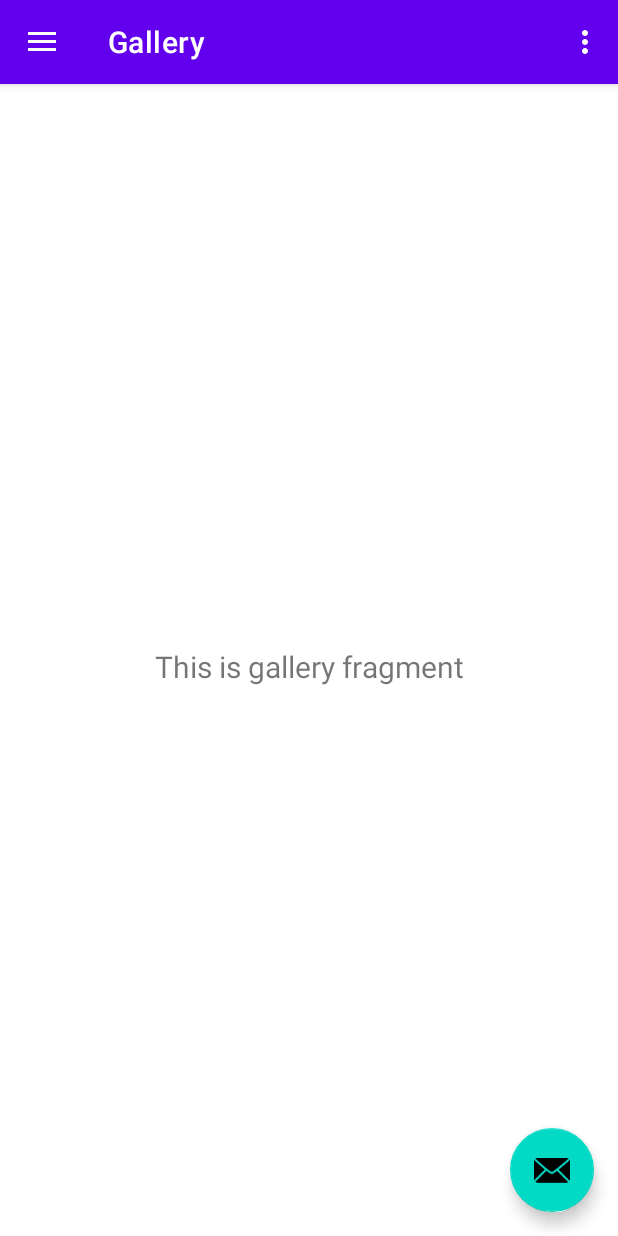
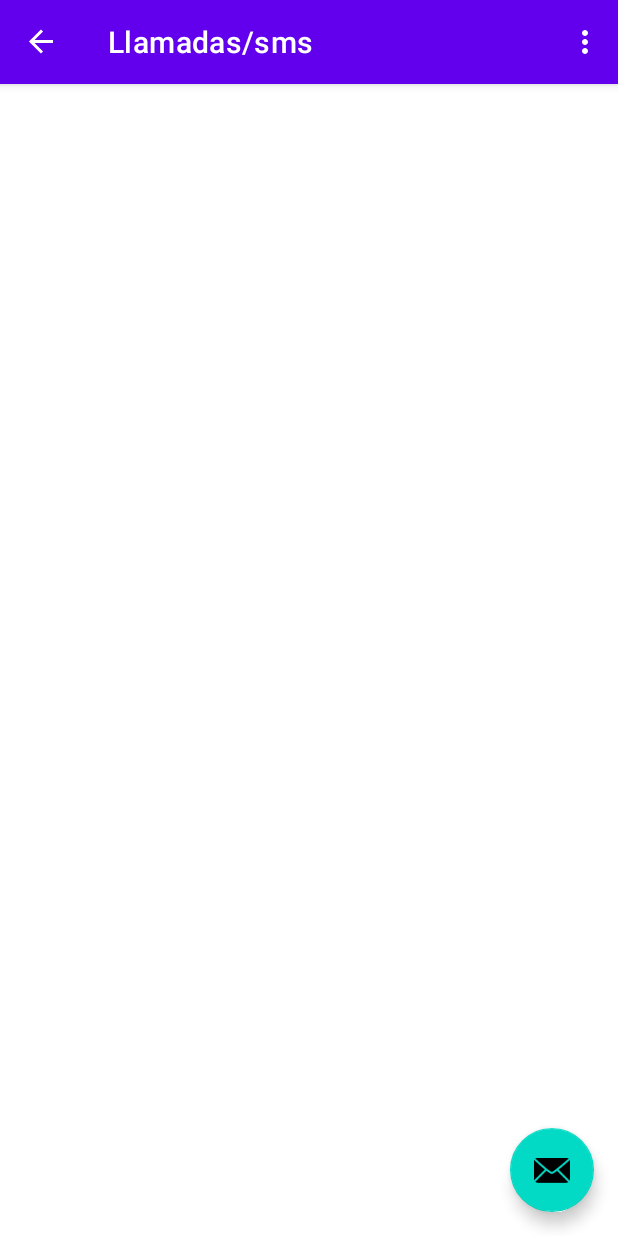
Before and after one commit to gjimenexv/SC703-Lec08, an Android app: the screen it shows after launch (MainActivity), in the side drawer, after a tap on "Llamadas/sms", on a phone screen of 412 x 824 dp. Run offline under Robolectric (Android 15) with nearby library versions, the phone set to English and light mode, and no system bars; our stand-ins replace navigation-ui; 4 statements that could not run were skipped.

Commit message:
All the files

```diff
--- a/app/build.gradle
+++ b/app/build.gradle
@@ -8,7 +8,7 @@ android {
 
     defaultConfig {
         applicationId "com.example.lec08"
-        minSdkVersion 27
+        minSdkVersion 26
         targetSdkVersion 30
         versionCode 1
         versionName "1.0"
--- a/app/src/main/res/menu/activity_main_drawer.xml
+++ b/app/src/main/res/menu/activity_main_drawer.xml
@@ -9,7 +9,7 @@
             android:icon="@drawable/ic_baseline_volume_up_24"
             android:title="@string/menu_sound"/>
         <item
-            android:id="@+id/nav_gallery"
+            android:id="@+id/nav_phone"
             android:icon="@drawable/ic_baseline_phone_24"
             android:title="@string/menu_phone"/>
         <item
```
